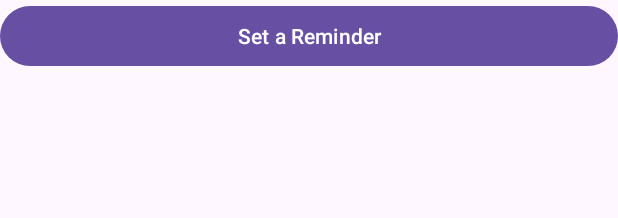
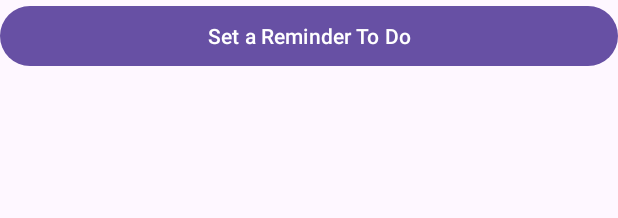
Before and after one commit to ferrisandrew/ToDoList, an Android app: the layout activity_main.xml on its own in the app's theme, with its tools: preview values and no code run, on a phone screen of 412 x 824 dp. Shown: the top 218 px of the screen. Run offline under Robolectric (Android 15) with nearby library versions, the phone set to English and light mode, and no system bars.

Commit message:
renaming files for clarity, adding navigation from main activity to edit activity

```diff
--- a/app/src/main/AndroidManifest.xml
+++ b/app/src/main/AndroidManifest.xml
@@ -21,6 +21,8 @@
                 <category android:name="android.intent.category.LAUNCHER" />
             </intent-filter>
         </activity>
+
+        <activity android:name=".EditActivity" />
     </application>
 
 </manifest>
--- a/app/src/main/res/layout/edit.xml
+++ b/app/src/main/res/layout/activity_edit.xml
@@ -10,7 +10,7 @@
         android:id="@+id/Input"
         android:layout_width="match_parent"
         android:layout_height="wrap_content"
-        android:hint="Task Name" />
+        android:hint="To Do Name" />
 
     <!-- DatePicker -->
     <DatePicker
@@ -23,5 +23,5 @@
         android:id="@+id/SaveButton"
         android:layout_width="match_parent"
         android:layout_height="wrap_content"
-        android:text="Set Reminder" />
+        android:text="Set To Do" />
 </LinearLayout>
--- a/app/src/main/res/layout/activity_main.xml
+++ b/app/src/main/res/layout/activity_main.xml
@@ -10,7 +10,7 @@
         android:id="@+id/AddItem"
         android:layout_width="match_parent"
         android:layout_height="wrap_content"
-        android:text="Set a Reminder" />
+        android:text="Set a Reminder To Do" />
 
     <!-- ListView to display To-Do items -->
     <ListView
@@ -19,4 +19,9 @@
         android:layout_height="wrap_content"
         android:divider="@color/purple"
         android:dividerHeight="15dp" />
+
+    <FrameLayout
+        android:id="@+id/fragment_container"
+        android:layout_width="match_parent"
+        android:layout_height="match_parent" />
 </LinearLayout>
```
Also changed, not shown: app/src/main/java/com/zybooks/todolist/EditActivity.java (added, +20 -0 lines), app/src/main/java/com/zybooks/todolist/MainActivity.java (+14 -0 lines), app/src/main/java/com/zybooks/todolist/edit.java (deleted, +0 -11 lines).
